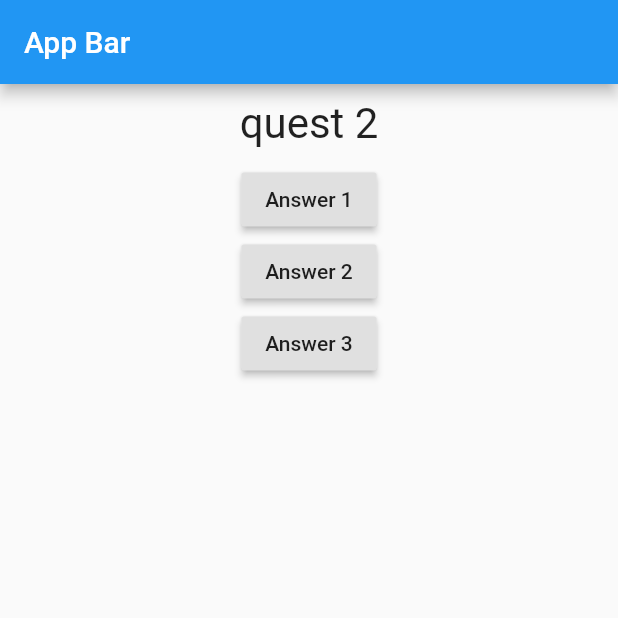
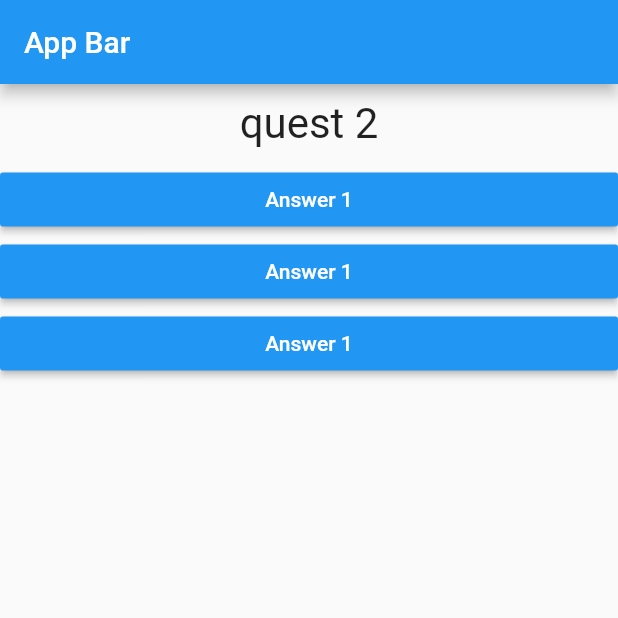
Before and after one commit to Lionel-P-Ablus/demo_01, a Flutter app: the screen it shows after launch, after a tap on "Answer 1", on a phone screen of 412 x 824 dp, the top half of it. Run offline on Flutter 3.47's test engine with Material 2 defaults, Android fonts, the phone set to English and light mode, and no system bars.

Commit message:
Answer btn

```diff
--- /dev/null
+++ b/lib/answer.dart
@@ -0,0 +1,22 @@
+import 'package:flutter/material.dart';
+
+class Answer extends StatelessWidget {
+  final Function selectHandler;
+
+  Answer(this.selectHandler);
+
+  @override
+  Widget build(BuildContext context) {
+    return Container(
+      width: double.infinity,
+      child: RaisedButton(
+        color: Colors.blue,
+        textColor: Colors.white,
+        child: Text('Answer 1'),
+        onPressed: () {
+          selectHandler();
+        },
+      ),
+    );
+  }
+}
--- a/lib/main.dart
+++ b/lib/main.dart
@@ -1,5 +1,6 @@
 import 'package:flutter/material.dart';
 import './question.dart';
+import 'answer.dart';
 
 void main() => runApp(MyApp());
 
@@ -9,13 +10,13 @@ class MyApp extends StatefulWidget {
 }
 
 class _MyAppState extends State<MyApp> {
-  var questionIndex = 0;
+  var _questionIndex = 0;
 
-  void answerQuestion() {
+  void _answerQuestion() {
     setState(() {
-      questionIndex++;
+      _questionIndex++;
     });
-    print(questionIndex);
+    print(_questionIndex);
   }
 
   @override
@@ -29,21 +30,10 @@ class _MyAppState extends State<MyApp> {
         ),
         body: Column(
           children: [
-            Question(questions[questionIndex]),
-            RaisedButton(
-              child: Text('Answer 1'),
-              onPressed: answerQuestion,
-            ),
-            RaisedButton(
-              child: Text('Answer 2'),
-              onPressed: () => print('answer 2'),
-            ),
-            RaisedButton(
-              child: Text('Answer 3'),
-              onPressed: () {
-                print('answer 3');
-              },
-            ),
+            Question(questions[_questionIndex]),
+            Answer(_answerQuestion),
+            Answer(_answerQuestion),
+            Answer(_answerQuestion),
           ],
         ),
       ),
```
